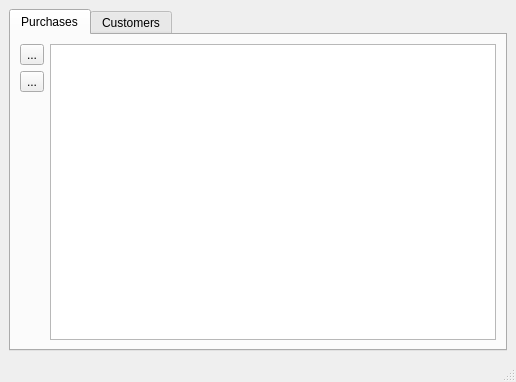
Qt form logwindow.ui (Mr-Se7en/QT_Local_shop) before a commit.
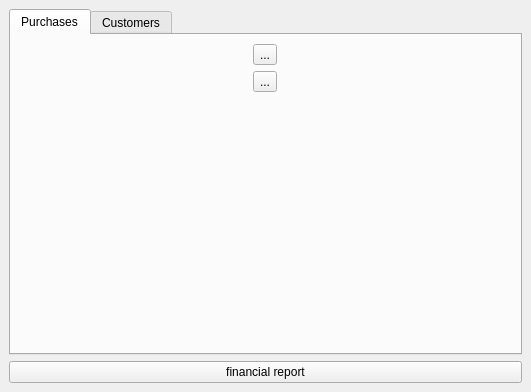
The same form after that commit. The open tabs and pages were chosen to show the change. Icons and pictures are not drawn.

```diff
--- a/logwindow.ui
+++ b/logwindow.ui
@@ -6,8 +6,8 @@
    <rect>
     <x>0</x>
     <y>0</y>
-    <width>516</width>
-    <height>382</height>
+    <width>531</width>
+    <height>392</height>
    </rect>
   </property>
   <property name="windowTitle">
@@ -33,8 +33,30 @@
        <attribute name="title">
         <string>Purchases</string>
        </attribute>
-       <layout class="QGridLayout" name="gridLayout">
-        <item row="2" column="0">
+       <layout class="QHBoxLayout" name="horizontalLayout_2">
+        <item>
+         <layout class="QGridLayout" name="gridLayout_4">
+          <item row="0" column="1" rowspan="3">
+           <layout class="QHBoxLayout" name="horizontalLayout"/>
+          </item>
+          <item row="0" column="0">
+           <widget class="QToolButton" name="PurchaseLogRemove">
+            <property name="toolTip">
+             <string extracomment="Remove Purchase Log"/>
+            </property>
+            <property name="whatsThis">
+             <string extracomment="Remove Purchase Log"/>
+            </property>
+            <property name="text">
+             <string>...</string>
+            </property>
+            <property name="icon">
+             <iconset resource="images.qrc">
+              <normaloff>:/Images/Icons/icons8-minus-96.png</normaloff>:/Images/Icons/icons8-minus-96.png</iconset>
+            </property>
+           </widget>
+          </item>
+          <item row="1" column="0">
          <widget class="QToolButton" name="PurchaseLogEdit">
           <property name="toolTip">
            <string extracomment="Edit Purchase Log"/>
@@ -63,25 +85,7 @@
           </property>
          </widget>
         </item>
-        <item row="1" column="1" rowspan="3">
-         <widget class="QTableWidget" name="tableWidget"/>
-        </item>
-        <item row="1" column="0">
-         <widget class="QToolButton" name="PurchaseLogRemove">
-          <property name="toolTip">
-           <string extracomment="Remove Purchase Log"/>
-          </property>
-          <property name="whatsThis">
-           <string extracomment="Remove Purchase Log"/>
-          </property>
-          <property name="text">
-           <string>...</string>
-          </property>
-          <property name="icon">
-           <iconset resource="images.qrc">
-            <normaloff>:/Images/Icons/icons8-minus-96.png</normaloff>:/Images/Icons/icons8-minus-96.png</iconset>
-          </property>
-         </widget>
+         </layout>
         </item>
        </layout>
       </widget>
@@ -111,6 +115,13 @@
       </widget>
      </widget>
     </item>
+    <item>
+     <widget class="QPushButton" name="pushButton">
+      <property name="text">
+       <string>financial report</string>
+      </property>
+     </widget>
+    </item>
    </layout>
   </widget>
   <widget class="QMenuBar" name="menubar">
@@ -123,7 +134,6 @@
     </rect>
    </property>
   </widget>
-  <widget class="QStatusBar" name="statusbar"/>
  </widget>
  <resources>
   <include location="images.qrc"/>
```
Left out of the diff: 20 changed lines with no effect on the pictures. Lines whose indentation alone changed are shown as unchanged.
